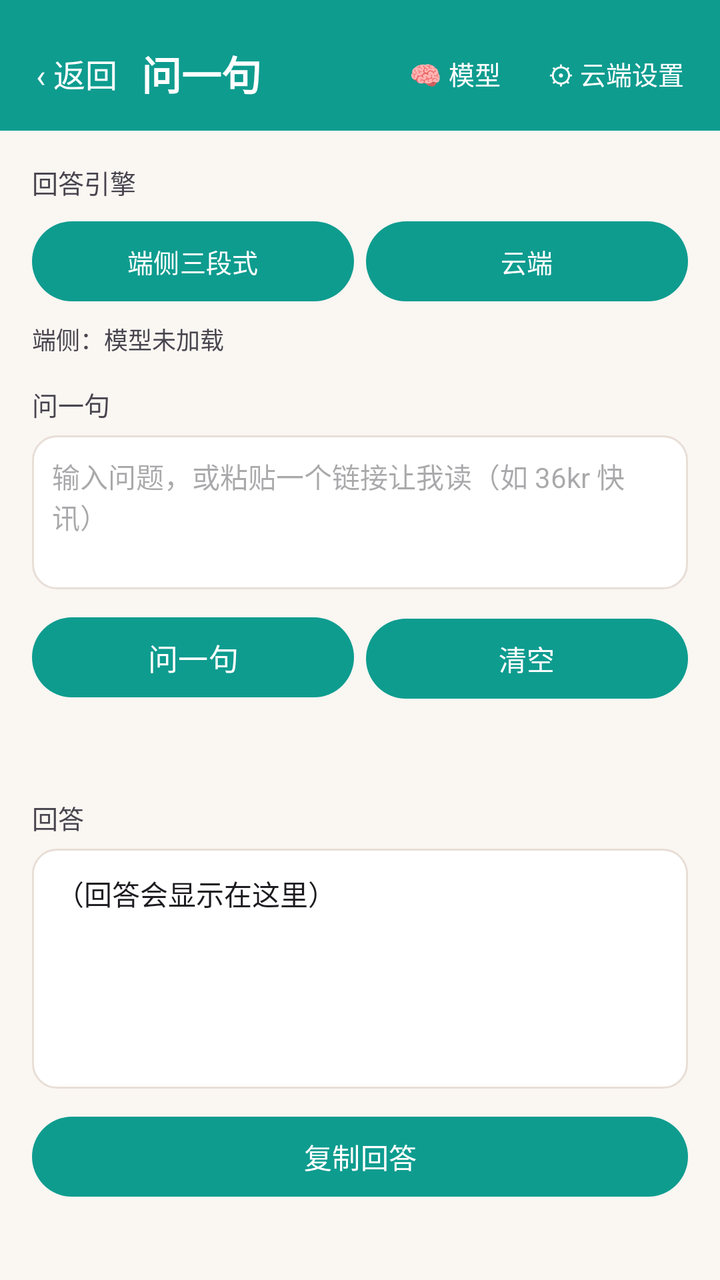
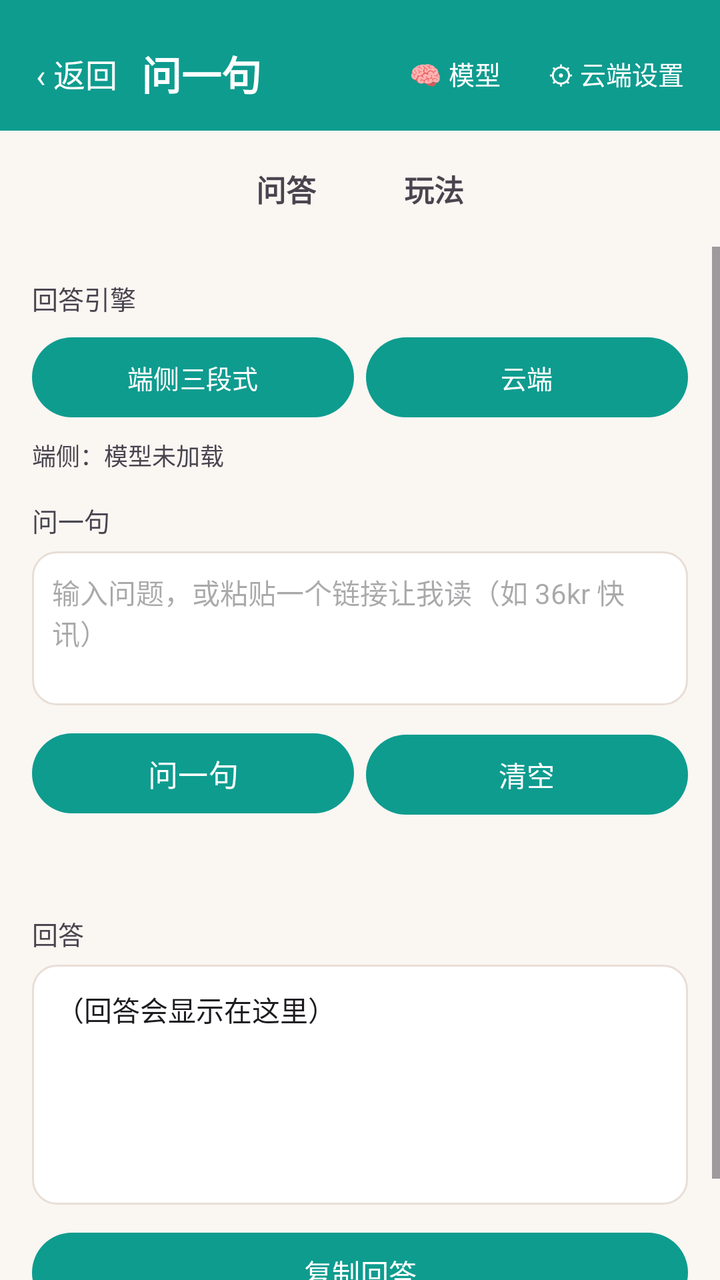

Two renders of the same Android screen: before a commit and after it. Below are the layout's source before the change and the commit's diff.
<!-- AndroidManifest.xml: application theme AppTheme -->
<!-- res/layout/activity_qna.xml -->
<?xml version="1.0" encoding="utf-8"?>
<LinearLayout xmlns:android="http://schemas.android.com/apk/res/android"
    android:layout_width="match_parent"
    android:layout_height="match_parent"
    android:orientation="vertical"
    android:background="?android:attr/colorBackground">

    
    <LinearLayout
        android:layout_width="match_parent"
        android:layout_height="wrap_content"
        android:orientation="horizontal"
        android:gravity="center_vertical"
        android:background="?attr/colorPrimary"
        android:paddingStart="18dp"
        android:paddingEnd="18dp"
        android:paddingTop="22dp"
        android:paddingBottom="14dp">

        <TextView
            android:id="@+id/backBtn"
            android:layout_width="wrap_content"
            android:layout_height="wrap_content"
            android:text="‹ 返回"
            android:textSize="16sp"
            android:textColor="?attr/colorOnPrimary"
            android:paddingEnd="12dp"/>

        <TextView
            android:layout_width="0dp"
            android:layout_height="wrap_content"
            android:layout_weight="1"
            android:text="问一句"
            android:textSize="20sp"
            android:textStyle="bold"
            android:textColor="?attr/colorOnPrimary"/>

        <TextView
            android:id="@+id/modelBtn"
            android:layout_width="wrap_content"
            android:layout_height="wrap_content"
            android:text="🧠 模型"
            android:textSize="13sp"
            android:textColor="?attr/colorOnPrimary"
            android:paddingStart="12dp"
            android:paddingEnd="12dp"/>

        <TextView
            android:id="@+id/settingsBtn"
            android:layout_width="wrap_content"
            android:layout_height="wrap_content"
            android:text="⚙ 云端设置"
            android:textSize="13sp"
            android:textColor="?attr/colorOnPrimary"
            android:paddingStart="12dp"/>
    </LinearLayout>

    <ScrollView
        android:layout_width="match_parent"
        android:layout_height="0dp"
        android:layout_weight="1"
        android:fillViewport="true">

        <LinearLayout
            android:layout_width="match_parent"
            android:layout_height="wrap_content"
            android:orientation="vertical"
            android:padding="16dp">

            
            <TextView
                android:layout_width="wrap_content"
                android:layout_height="wrap_content"
                android:text="回答引擎"
                android:textSize="13sp"
                android:textColor="?android:attr/textColorSecondary"/>

            <LinearLayout
                android:id="@+id/providerRow"
                android:layout_width="match_parent"
                android:layout_height="wrap_content"
                android:orientation="horizontal"
                android:layout_marginTop="6dp">

                <Button
                    android:id="@+id/btnLocal"
                    android:layout_width="0dp"
                    android:layout_height="wrap_content"
                    android:layout_weight="1"
                    android:layout_marginEnd="6dp"
                    android:text="端侧三段式"
                    android:textSize="13sp"/>

                <Button
                    android:id="@+id/btnCloud"
                    android:layout_width="0dp"
                    android:layout_height="wrap_content"
                    android:layout_weight="1"
                    android:text="云端"
                    android:textSize="13sp"/>
            </LinearLayout>

            <TextView
                android:id="@+id/providerState"
                android:layout_width="match_parent"
                android:layout_height="wrap_content"
                android:layout_marginTop="6dp"
                android:textSize="12sp"
                android:textColor="?android:attr/textColorSecondary"
                android:text="端侧：模型未加载"/>

            
            <TextView
                android:layout_width="wrap_content"
                android:layout_height="wrap_content"
                android:layout_marginTop="14dp"
                android:text="问一句"
                android:textSize="13sp"
                android:textColor="?android:attr/textColorSecondary"/>

            <EditText
                android:id="@+id/questionInput"
                android:layout_width="match_parent"
                android:layout_height="wrap_content"
                android:layout_marginTop="6dp"
                android:gravity="top|start"
                android:inputType="textMultiLine"
                android:minLines="3"
                android:maxLines="8"
                android:textSize="14sp"
                android:background="@drawable/bg_input"
                android:padding="10dp"
                android:hint="输入问题，或粘贴一个链接让我读（如 36kr 快讯）"/>

            <LinearLayout
                android:layout_width="match_parent"
                android:layout_height="wrap_content"
                android:orientation="horizontal"
                android:layout_marginTop="10dp">

                <Button
                    android:id="@+id/askBtn"
                    android:layout_width="0dp"
                    android:layout_height="wrap_content"
                    android:layout_weight="1"
                    android:layout_marginEnd="6dp"
                    android:text="问一句"
                    android:textSize="15sp"/>

                <Button
                    android:id="@+id/clearBtn"
                    android:layout_width="0dp"
                    android:layout_height="wrap_content"
                    android:layout_weight="1"
                    android:text="清空"
                    android:textSize="14sp"/>
            </LinearLayout>

            <TextView
                android:id="@+id/stageText"
                android:layout_width="match_parent"
                android:layout_height="wrap_content"
                android:layout_marginTop="10dp"
                android:textSize="12sp"
                android:textColor="?attr/colorPrimary"
                android:text=""/>

            
            <TextView
                android:id="@+id/sourcesLabel"
                android:layout_width="match_parent"
                android:layout_height="wrap_content"
                android:layout_marginTop="12dp"
                android:text="参考来源"
                android:textSize="13sp"
                android:textColor="?android:attr/textColorSecondary"
                android:visibility="gone"/>

            <LinearLayout
                android:id="@+id/sourcesRow"
                android:layout_width="match_parent"
                android:layout_height="wrap_content"
                android:orientation="vertical"
                android:layout_marginTop="6dp"/>

            
            <TextView
                android:layout_width="wrap_content"
                android:layout_height="wrap_content"
                android:layout_marginTop="14dp"
                android:text="回答"
                android:textSize="13sp"
                android:textColor="?android:attr/textColorSecondary"/>

            <TextView
                android:id="@+id/outputText"
                android:layout_width="match_parent"
                android:layout_height="wrap_content"
                android:layout_marginTop="6dp"
                android:minHeight="120dp"
                android:textSize="14sp"
                android:lineSpacingExtra="4dp"
                android:textColor="?android:attr/textColorPrimary"
                android:background="@drawable/bg_input"
                android:padding="12dp"
                android:textIsSelectable="true"
                android:text="（回答会显示在这里）"/>

            <Button
                android:id="@+id/copyBtn"
                android:layout_width="match_parent"
                android:layout_height="wrap_content"
                android:layout_marginTop="10dp"
                android:layout_marginBottom="20dp"
                android:text="复制回答"
                android:textSize="14sp"/>
        </LinearLayout>
    </ScrollView>
</LinearLayout>
<!-- resources referenced by this layout -->
<resources>
  <!-- drawable bg_input (drawable) -->
  <?xml version="1.0" encoding="utf-8"?>
  <shape xmlns:android="http://schemas.android.com/apk/res/android"
      android:shape="rectangle">
      <solid android:color="@color/surface"/>
      <corners android:radius="12dp"/>
      <stroke android:width="1dp" android:color="@color/outline"/>
  </shape>
  <style name="AppTheme" parent="Theme.Material3.DayNight.NoActionBar">
          <item name="colorPrimary">#0E9C8F</item>
          <item name="colorPrimaryDark">#00796B</item>
          <item name="colorAccent">#0E9C8F</item>
          <item name="android:colorBackground">@color/background</item>
          <item name="colorSurface">@color/surface</item>
          <item name="colorOnSurface">@color/on_surface</item>
          <item name="colorOnSurfaceVariant">@color/on_surface_variant</item>
          <item name="android:windowLightStatusBar">true</item>
          <item name="android:statusBarColor">@color/background</item>
          <item name="android:navigationBarColor">@color/background</item>
          <item name="android:fontFamily">sans-serif</item>
          
          <item name="android:windowBackground">@drawable/bg_splash_window</item>
      </style>
  <color name="surface">#FFFFFF</color>
  <color name="outline">#E8DED6</color>
  <color name="background">#FAF6F2</color>
  <color name="on_surface">#241A14</color>
  <color name="on_surface_variant">#7A6A60</color>
  <!-- drawable bg_splash_window (drawable) -->
  <?xml version="1.0" encoding="utf-8"?>
  <layer-list xmlns:android="http://schemas.android.com/apk/res/android">
      <item android:drawable="@color/background"/>
  </layer-list>
</resources>

<!-- the commit's change to res/layout/activity_qna.xml (unified diff, before → after) -->
@@ -55,6 +55,44 @@
             android:paddingStart="12dp"/>
     </LinearLayout>
 
+    
+    <LinearLayout
+        android:layout_width="match_parent"
+        android:layout_height="wrap_content"
+        android:orientation="horizontal"
+        android:gravity="center"
+        android:paddingTop="10dp"
+        android:paddingBottom="10dp">
+
+        <TextView
+            android:id="@+id/tabAsk"
+            android:layout_width="wrap_content"
+            android:layout_height="wrap_content"
+            android:paddingStart="22dp"
+            android:paddingEnd="22dp"
+            android:paddingTop="8dp"
+            android:paddingBottom="8dp"
+            android:text="问答"
+            android:textSize="15sp"
+            android:textStyle="bold"
+            android:clickable="true"
+            android:focusable="true"/>
+
+        <TextView
+            android:id="@+id/tabPlay"
+            android:layout_width="wrap_content"
+            android:layout_height="wrap_content"
+            android:paddingStart="22dp"
+            android:paddingEnd="22dp"
+            android:paddingTop="8dp"
+            android:paddingBottom="8dp"
+            android:text="玩法"
+            android:textSize="15sp"
+            android:textStyle="bold"
+            android:clickable="true"
+            android:focusable="true"/>
+    </LinearLayout>
+
     <ScrollView
         android:layout_width="match_parent"
         android:layout_height="0dp"
@@ -66,6 +104,13 @@
             android:layout_height="wrap_content"
             android:orientation="vertical"
             android:padding="16dp">
+
+            
+            <LinearLayout
+                android:id="@+id/qnaPanel"
+                android:layout_width="match_parent"
+                android:layout_height="wrap_content"
+                android:orientation="vertical">
 
             
             <TextView
@@ -214,6 +259,147 @@
                 android:layout_marginBottom="20dp"
                 android:text="复制回答"
                 android:textSize="14sp"/>
+            </LinearLayout>
+            
+
+            
+            <LinearLayout
+                android:id="@+id/playPanel"
+                android:layout_width="match_parent"
+                android:layout_height="wrap_content"
+                android:orientation="vertical"
+                android:visibility="gone">
+
+                <TextView
+                    android:layout_width="wrap_content"
+                    android:layout_height="wrap_content"
+                    android:text="贴一段材料（文字 / 对话 / 素材）"
+                    android:textSize="13sp"
+                    android:textColor="?android:attr/textColorSecondary"/>
+
+                <EditText
+                    android:id="@+id/playContentInput"
+                    android:layout_width="match_parent"
+                    android:layout_height="wrap_content"
+                    android:layout_marginTop="6dp"
+                    android:gravity="top|start"
+                    android:inputType="textMultiLine"
+                    android:minLines="4"
+                    android:maxLines="10"
+                    android:textSize="14sp"
+                    android:background="@drawable/bg_input"
+                    android:padding="10dp"
+                    android:hint="粘贴要处理的文字、对话记录或素材…"/>
+
+                <TextView
+                    android:layout_width="wrap_content"
+                    android:layout_height="wrap_content"
+                    android:layout_marginTop="14dp"
+                    android:text="指令模板"
+                    android:textSize="13sp"
+                    android:textColor="?android:attr/textColorSecondary"/>
+
+                <Spinner
+                    android:id="@+id/tplSpinner"
+                    android:layout_width="match_parent"
+                    android:layout_height="wrap_content"
+                    android:layout_marginTop="6dp"/>
+
+                <TextView
+                    android:layout_width="wrap_content"
+                    android:layout_height="wrap_content"
+                    android:layout_marginTop="14dp"
+                    android:text="指令（可直接修改）"
+                    android:textSize="13sp"
+                    android:textColor="?android:attr/textColorSecondary"/>
+
+                <EditText
+                    android:id="@+id/playPromptInput"
+                    android:layout_width="match_parent"
+                    android:layout_height="wrap_content"
+                    android:layout_marginTop="6dp"
+                    android:gravity="top|start"
+                    android:inputType="textMultiLine"
+                    android:minLines="2"
+                    android:maxLines="6"
+                    android:textSize="14sp"
+                    android:background="@drawable/bg_input"
+                    android:padding="10dp"
+                    android:hint="选模板会自动填入，也可自己写，如「起 5 个标题」"/>
+
+                <LinearLayout
+                    android:layout_width="match_parent"
+                    android:layout_height="wrap_content"
+                    android:orientation="horizontal"
+                    android:layout_marginTop="10dp">
+
+                    <Button
+                        android:id="@+id/saveTplBtn"
+                        android:layout_width="0dp"
+                        android:layout_height="wrap_content"
+                        android:layout_weight="1"
+                        android:layout_marginEnd="6dp"
+                        android:text="存为模板"
+                        android:textSize="14sp"/>
+
+                    <Button
+                        android:id="@+id/playClearBtn"
+                        android:layout_width="0dp"
+                        android:layout_height="wrap_content"
+                        android:layout_weight="1"
+                        android:text="清空"
+                        android:textSize="14sp"/>
+                </LinearLayout>
+
+                <Button
+                    android:id="@+id/playRunBtn"
+                    android:layout_width="match_parent"
+                    android:layout_height="wrap_content"
+                    android:layout_marginTop="10dp"
+                    android:text="运行"
+                    android:textSize="15sp"/>
+
+                <TextView
+                    android:id="@+id/playStageText"
+                    android:layout_width="match_parent"
+                    android:layout_height="wrap_content"
+                    android:layout_marginTop="10dp"
+                    android:textSize="12sp"
+                    android:textColor="?attr/colorPrimary"
+                    android:text=""/>
+
+                <TextView
+                    android:layout_width="wrap_content"
+                    android:layout_height="wrap_content"
+                    android:layout_marginTop="14dp"
+                    android:text="结果"
+                    android:textSize="13sp"
+                    android:textColor="?android:attr/textColorSecondary"/>
+
+                <TextView
+                    android:id="@+id/playOutputText"
+                    android:layout_width="match_parent"
+                    android:layout_height="wrap_content"
+                    android:layout_marginTop="6dp"
+                    android:minHeight="120dp"
+                    android:textSize="14sp"
+                    android:lineSpacingExtra="4dp"
+                    android:textColor="?android:attr/textColorPrimary"
+                    android:background="@drawable/bg_input"
+                    android:padding="12dp"
+                    android:textIsSelectable="true"
+                    android:text="（结果会显示在这里）"/>
+
+                <Button
+                    android:id="@+id/playCopyBtn"
+                    android:layout_width="match_parent"
+                    android:layout_height="wrap_content"
+                    android:layout_marginTop="10dp"
+                    android:layout_marginBottom="20dp"
+                    android:text="复制结果"
+                    android:textSize="14sp"/>
+            </LinearLayout>
+            
         </LinearLayout>
     </ScrollView>
 </LinearLayout>
